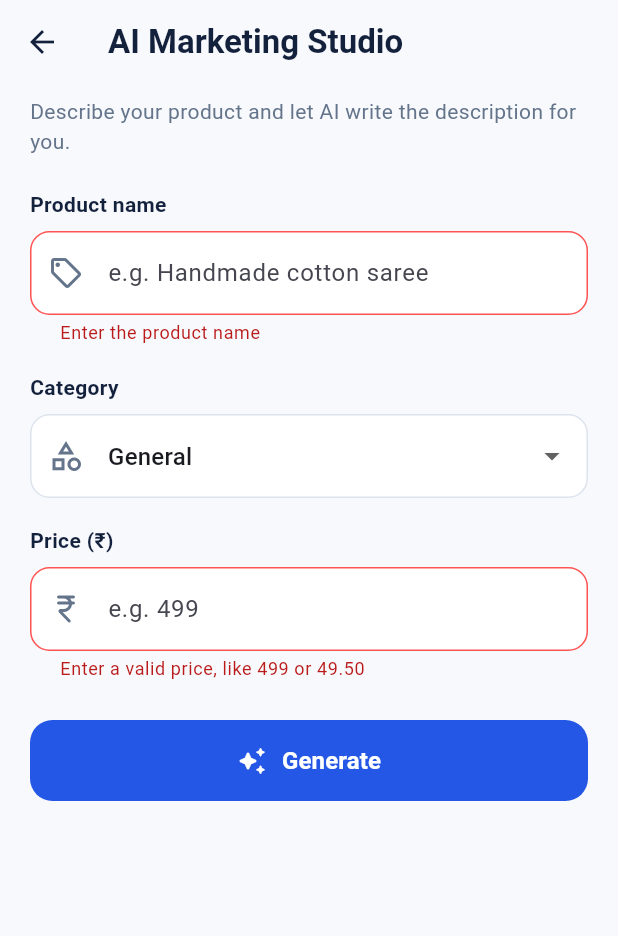
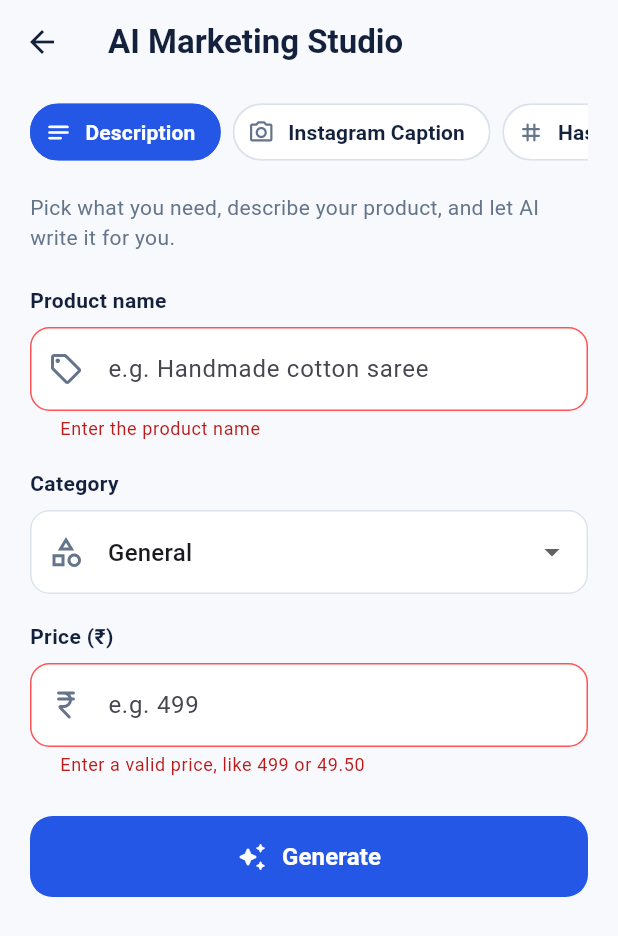
Before and after one commit to arundodamani27/udyamboost, a Flutter app: the MarketingStudioScreen screen opened directly, after a tap on "Generate", on a phone screen of 412 x 824 dp. Shown: the top 936 px of the screen. Run offline on Flutter 3.47's test engine with Material 3 defaults, Android fonts, the phone set to English and light mode, and no system bars; our stand-ins replace flutter_dotenv, image_picker, supabase_flutter; accounts and stored records are empty.

Commit message:
Add caption, hastag and whatsapp generators

```diff
--- a/lib/core/services/ai_service.dart
+++ b/lib/core/services/ai_service.dart
@@ -75,6 +75,22 @@ class AiService {
     return text;
   }
 
+  /// Rules added to every prompt so the reply is plain text that can be
+  /// pasted straight into Instagram or WhatsApp.
+  static const String _styleRules =
+      'Use simple, friendly English. Do not use markdown. Do not use asterisks. '
+      'Reply with only the text itself, with no title and no extra explanation.';
+
+  static String _productDetails(String name, String category, [double? price]) {
+    final buffer = StringBuffer()
+      ..writeln('Product name: $name')
+      ..writeln('Category: $category');
+    if (price != null) {
+      buffer.writeln('Price: ₹${price.toStringAsFixed(2)}');
+    }
+    return buffer.toString();
+  }
+
   /// Writes a short, catchy product description for a small business.
   static Future<String> productDescription(
     String name,
@@ -84,12 +100,62 @@ class AiService {
     final prompt = '''
 You are a marketing assistant for small Indian businesses.
 Write a short, catchy product description (3-4 sentences) for this product.
-Use simple, friendly English. Do not use markdown or bullet points.
+Do not use bullet points.
+$_styleRules
 
-Product name: $name
-Category: $category
-Price: ₹${price.toStringAsFixed(2)}
-''';
+${_productDetails(name, category, price)}''';
+    return generate(prompt);
+  }
+
+  /// Writes an Instagram caption: 2-3 short lines, a few emojis,
+  /// ending with a call to action. No hashtags.
+  static Future<String> instagramCaption(
+    String name,
+    String category,
+    double price,
+  ) {
+    final prompt = '''
+You are a social media marketer for small Indian businesses.
+Write a catchy Instagram caption for this product.
+It must be 2-3 short lines and use a few emojis.
+End with a clear call to action, such as "DM us to order" or "Tap the link to shop".
+Do not include any hashtags.
+$_styleRules
+
+${_productDetails(name, category, price)}''';
+    return generate(prompt);
+  }
+
+  /// Writes 10-12 hashtags on one line, separated by spaces.
+  static Future<String> hashtags(String name, String category) {
+    final prompt = '''
+You are a social media marketer for small Indian businesses.
+Suggest 10 to 12 relevant Instagram hashtags for this product.
+Mix popular hashtags with niche ones that suit Indian small businesses and local shoppers.
+Put every hashtag on one single line, separated by single spaces.
+Each hashtag must start with # and contain no spaces.
+Do not number them and do not add any other text.
+$_styleRules
+
+${_productDetails(name, category)}''';
+    return generate(prompt);
+  }
+
+  /// Writes a friendly WhatsApp promo message under 60 words,
+  /// with 1-2 emojis and a "reply to order" call to action.
+  static Future<String> whatsappMessage(
+    String name,
+    String category,
+    double price,
+  ) {
+    final prompt = '''
+You are a marketing assistant for small Indian businesses.
+Write a friendly promotional WhatsApp message that a shop owner can send to their customers about this product.
+Keep it under 60 words and use only 1 or 2 emojis.
+End by asking the customer to reply to this message to place an order.
+$_styleRules
+
+${_productDetails(name, category, price)}''';
     return generate(prompt);
   }
 }
--- a/lib/features/marketing_studio/marketing_studio_screen.dart
+++ b/lib/features/marketing_studio/marketing_studio_screen.dart
@@ -2,6 +2,20 @@ import 'package:flutter/material.dart';
 import 'package:flutter/services.dart';
 
 import '../../core/services/ai_service.dart';
+
+/// The kinds of marketing text the studio can write.
+enum _ContentType {
+  description('Description', 'Your description', Icons.notes_rounded),
+  caption('Instagram Caption', 'Your caption', Icons.camera_alt_outlined),
+  hashtags('Hashtags', 'Your hashtags', Icons.tag_rounded),
+  whatsapp('WhatsApp Message', 'Your WhatsApp message', Icons.chat_outlined);
+
+  const _ContentType(this.label, this.resultTitle, this.icon);
+
+  final String label;
+  final String resultTitle;
+  final IconData icon;
+}
 
 class MarketingStudioScreen extends StatefulWidget {
   const MarketingStudioScreen({super.key});
@@ -32,6 +46,7 @@ class _MarketingStudioScreenState extends State<MarketingStudioScreen> {
   final _priceController = TextEditingController();
 
   String _category = _categories.first;
+  _ContentType _type = _ContentType.description;
   bool _isGenerating = false;
   String? _result;
 
@@ -48,12 +63,21 @@ class _MarketingStudioScreenState extends State<MarketingStudioScreen> {
 
     setState(() => _isGenerating = true);
 
+    final type = _type;
+    final name = _nameController.text.trim();
+    final category = _category;
+    final price = double.parse(_priceController.text.trim());
+
     try {
-      final text = await AiService.productDescription(
-        _nameController.text.trim(),
-        _category,
-        double.parse(_priceController.text.trim()),
-      );
+      final text = await switch (type) {
+        _ContentType.description =>
+          AiService.productDescription(name, category, price),
+        _ContentType.caption =>
+          AiService.instagramCaption(name, category, price),
+        _ContentType.hashtags => AiService.hashtags(name, category),
+        _ContentType.whatsapp =>
+          AiService.whatsappMessage(name, category, price),
+      };
       if (!mounted) return;
       setState(() => _result = text);
     } catch (error, stackTrace) {
@@ -122,6 +146,54 @@ class _MarketingStudioScreenState extends State<MarketingStudioScreen> {
           fontWeight: FontWeight.w600,
           color: dark,
         ),
+      ),
+    );
+  }
+
+  void _selectType(_ContentType type) {
+    if (type == _type) return;
+    setState(() {
+      _type = type;
+      _result = null;
+    });
+  }
+
+  Widget _buildTypeChips() {
+    return SingleChildScrollView(
+      scrollDirection: Axis.horizontal,
+      child: Row(
+        children: [
+          for (final type in _ContentType.values)
+            Padding(
+              padding: const EdgeInsets.only(right: 8),
+              child: ChoiceChip(
+                label: Text(type.label),
+                avatar: Icon(
+                  type.icon,
+                  size: 18,
+                  color: type == _type ? Colors.white : muted,
+                ),
+                showCheckmark: false,
+                selected: type == _type,
+                // Locked while generating, so a reply can't land under the
+                // wrong title.
+                onSelected: _isGenerating ? null : (_) => _selectType(type),
+                selectedColor: primary,
+                backgroundColor: Colors.white,
+                disabledColor: Colors.white,
+                labelStyle: TextStyle(
+                  fontWeight: FontWeight.w600,
+                  color: type == _type ? Colors.white : dark,
+                ),
+                side: BorderSide(
+                  color: type == _type ? primary : const Color(0xFFDCE3ED),
+                ),
+                shape: RoundedRectangleBorder(
+                  borderRadius: BorderRadius.circular(20),
+                ),
+              ),
+            ),
+        ],
       ),
     );
   }
@@ -234,10 +306,10 @@ class _MarketingStudioScreenState extends State<MarketingStudioScreen> {
             children: [
               const Icon(Icons.auto_awesome_rounded, color: primary, size: 20),
               const SizedBox(width: 8),
-              const Expanded(
+              Expanded(
                 child: Text(
-                  'Your description',
-                  style: TextStyle(
+                  _type.resultTitle,
+                  style: const TextStyle(
                     fontSize: 15,
                     fontWeight: FontWeight.w700,
                     color: dark,
@@ -284,8 +356,10 @@ class _MarketingStudioScreenState extends State<MarketingStudioScreen> {
           child: Column(
             crossAxisAlignment: CrossAxisAlignment.start,
             children: [
+              _buildTypeChips(),
+              const SizedBox(height: 16),
               const Text(
-                'Describe your product and let AI write the description for you.',
+                'Pick what you need, describe your product, and let AI write it for you.',
                 style: TextStyle(fontSize: 14, height: 1.4, color: muted),
               ),
               const SizedBox(height: 22),
```
